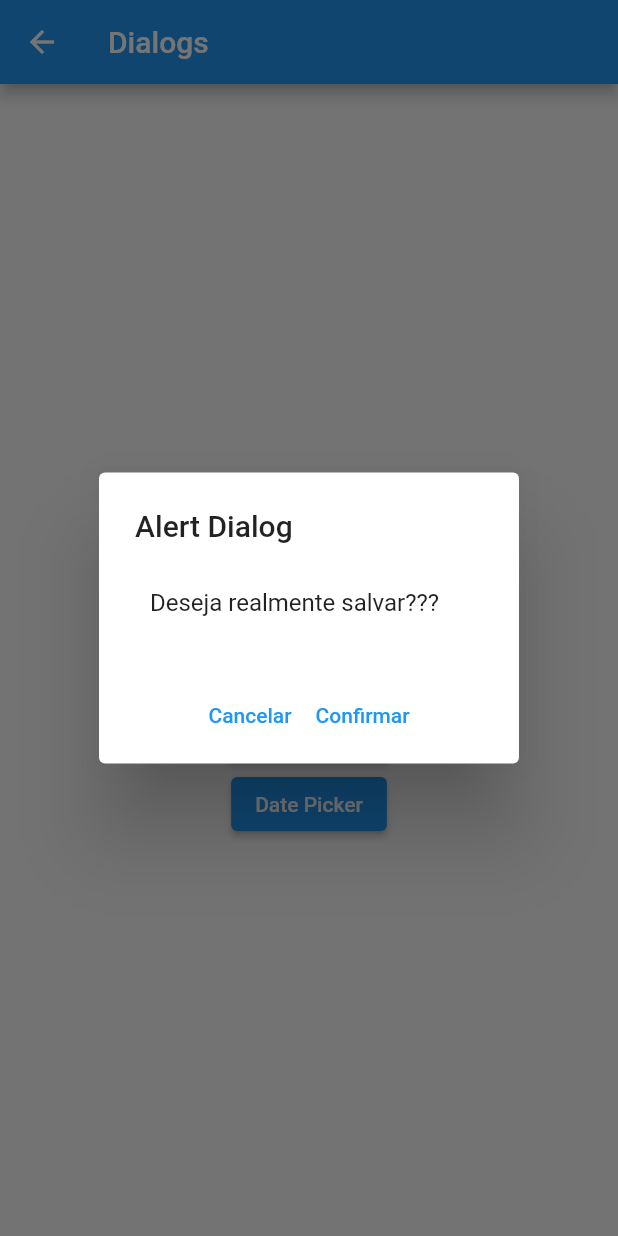
After one commit to jailtonmendes/flutter-base, a Flutter app: the DialogsPage screen opened by its route, after a tap on "Alert Dialog", on a phone screen of 412 x 824 dp. The commit adds this screen. Run offline on Flutter 3.47's test engine with Material 2 defaults, Android fonts, the phone set to English and light mode, and no system bars; our stand-ins replace awesome_dialog, device_preview, slide_to_act.

```diff
--- a/reference_code/lib/main.dart
+++ b/reference_code/lib/main.dart
@@ -2,10 +2,15 @@ import 'package:device_preview/device_preview.dart';
 import 'package:flutter/material.dart';
 import 'package:reference_code/pages/botoes_rotacao_texto_page.dart';
 import 'package:reference_code/pages/container/container_page.dart';
+import 'package:reference_code/pages/dialog_awesome/dialog_awesome_page.dart';
+import 'package:reference_code/pages/dialogs/dialogs_page.dart';
 import 'package:reference_code/pages/home/home_page.dart';
 import 'package:reference_code/pages/layout_builder/layout_builder_page.dart';
 import 'package:reference_code/pages/media_query/media_query_page.dart';
 import 'package:reference_code/pages/rows_columns/rows_column_page.dart';
+import 'package:reference_code/pages/scrolls/listview_page.dart';
+import 'package:reference_code/pages/scrolls/singlechildscrollview_page.dart';
+import 'package:reference_code/pages/slide_action/slide_action_page.dart';
 
 void main() {
   runApp(
@@ -24,7 +29,7 @@ class MyApp extends StatelessWidget {
   Widget build(BuildContext context) {
     return MaterialApp(
       debugShowCheckedModeBanner: false,
-      title: 'Flutter Demo',
+      title: 'Flutter CodReference',
       theme: ThemeData(primarySwatch: Colors.blue),
       locale: DevicePreview.locale(context),
       builder: DevicePreview.appBuilder,
@@ -34,7 +39,12 @@ class MyApp extends StatelessWidget {
         '/rows_columns': (_) => const RowsColumnPage(),
         '/media_query': (_) => const MediaQueryPage(),
         '/layout_builder': (_) => const LayoutBuilderPage(),
-        '/botoes_rotacao_texto': (_) => const BotoesRotacaoTextoPage()
+        '/botoes_rotacao_texto': (_) => const BotoesRotacaoTextoPage(),
+        '/slide_action': (_) => const SlideActionPage(),
+        '/scrolls/single_child': (_) => const SinglechildscrollviewPage(),
+        '/scrolls/list_view': (_) => const ListviewPage(),
+        '/dialogs': (_) => const DialogsPage(),
+        '/dialog-awesome': (_) => const DialogAwesomePage()
       },
     );
   }
--- /dev/null
+++ b/reference_code/lib/pages/dialogs/dialog_custom.dart
@@ -0,0 +1,26 @@
+import 'package:flutter/material.dart';
+
+class DialogCustom extends Dialog {
+  DialogCustom(BuildContext context, {super.key})
+      : super(
+          shape: RoundedRectangleBorder(
+            borderRadius: BorderRadius.circular(12),
+          ),
+          child: SizedBox(
+            width: 300,
+            height: 300,
+            child: Column(
+              children: [
+                const Padding(
+                  padding: EdgeInsets.all(10.0),
+                  child: Text('TituloX'),
+                ),
+                TextButton(
+                  onPressed: () => Navigator.of(context).pop(),
+                  child: const Text('Fechar Dialog'),
+                ),
+              ],
+            ),
+          ),
+        );
+}
--- /dev/null
+++ b/reference_code/lib/pages/dialogs/dialogs_page.dart
@@ -0,0 +1,123 @@
+import 'package:flutter/material.dart';
+import 'package:reference_code/pages/dialogs/dialog_custom.dart';
+
+class DialogsPage extends StatelessWidget {
+  const DialogsPage({Key? key}) : super(key: key);
+
+  @override
+  Widget build(BuildContext context) {
+    return Scaffold(
+      appBar: AppBar(
+        title: const Text('Dialogs'),
+      ),
+      body: Center(
+        child: Column(
+          mainAxisAlignment: MainAxisAlignment.center,
+          children: [
+            ElevatedButton(
+              onPressed: () {
+                showDialog(
+                  barrierDismissible: false,
+                  context: context,
+                  builder: (context) {
+                    return DialogCustom(context);
+                  },
+                );
+              },
+              child: const Text('Dialog'),
+            ),
+
+            // SimpleDialog
+            ElevatedButton(
+              onPressed: () {
+                showDialog(
+                  context: context,
+                  builder: (context) {
+                    return SimpleDialog(
+                      title: const Text('Simple Dialog'),
+                      contentPadding: const EdgeInsets.all(10),
+                      children: [
+                        const Padding(
+                          padding: EdgeInsets.all(10.0),
+                          child: Text('TituloX'),
+                        ),
+                        TextButton(
+                          onPressed: () => Navigator.of(context).pop(),
+                          child: const Text('Fechar Dialog'),
+                        ),
+                      ],
+                    );
+                  },
+                );
+              },
+              child: const Text('Simple Dialog'),
+            ),
+
+            // Alert Dialog
+            ElevatedButton(
+              onPressed: () {
+                showDialog(
+                  context: context,
+                  builder: (context) {
+                    return AlertDialog(
+                      title: const Text('Alert Dialog'),
+                      content: SingleChildScrollView(
+                        child: ListBody(
+                          children: const [
+                            Padding(
+                                padding: EdgeInsets.all(10.0),
+                                child: Text('Deseja realmente salvar???')),
+                          ],
+                        ),
+                      ),
+                      actions: [
+                        Row(
+                          mainAxisAlignment: MainAxisAlignment.center,
+                          children: [
+                            TextButton(
+                                onPressed: () {},
+                                child: const Text('Cancelar')),
+                            TextButton(
+                                onPressed: () {},
+                                child: const Text('Confirmar'))
+                          ],
+                        ),
+                      ],
+                    );
+                  },
+                );
+              },
+              child: const Text('Alert Dialog'),
+            ),
+
+            // ShowTimerPicker - Selecionar horário
+            ElevatedButton(
+              onPressed: () async {
+                final selectedTime = await showTimePicker(
+                  context: context,
+                  initialTime: TimeOfDay.now(),
+                );
+                debugPrint('Horário selecionado: $selectedTime');
+              },
+              child: const Text('Time Picker'),
+            ),
+
+            // ShowDatePicker - Selecionar Data
+            ElevatedButton(
+                onPressed: () async {
+                  final selectedDate = await showDatePicker(
+                    context: context,
+                    initialDate: DateTime.now(),
+                    firstDate: DateTime(2000),
+                    lastDate: DateTime(2025),
+                  );
+
+                  debugPrint('Data selecionada: $selectedDate');
+                },
+                child: const Text('Date Picker')),
+          ],
+        ),
+      ),
+    );
+  }
+}
--- a/reference_code/pubspec.yaml
+++ b/reference_code/pubspec.yaml
@@ -31,6 +31,8 @@ dependencies:
   flutter:
     sdk: flutter
   device_preview: ^1.1.0
+  slide_to_act: ^2.0.1
+  awesome_dialog: ^3.0.2
 
 
   # The following adds the Cupertino Icons font to your application.
```
Also changed, not shown: reference_code/lib/pages/dialog_awesome/dialog_awesome_page.dart (added, +102 -0 lines), reference_code/lib/pages/home/home_page.dart (+41 -1 lines), reference_code/lib/pages/scrolls/detail_scrolls_page.dart (added, +15 -0 lines), reference_code/lib/pages/scrolls/listview_page.dart (added, +58 -0 lines), reference_code/lib/pages/scrolls/singlechildscrollview_page.dart (added, +45 -0 lines), reference_code/lib/pages/slide_action/slide_action_page.dart (added, +43 -0 lines), reference_code/pubspec.lock.
